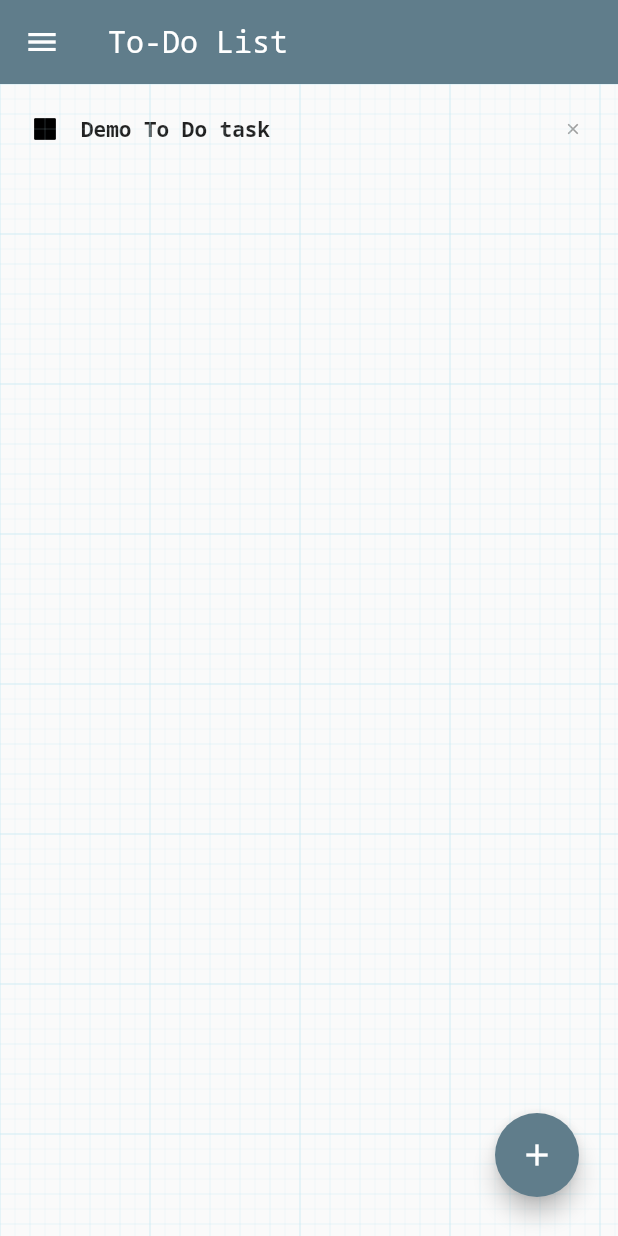
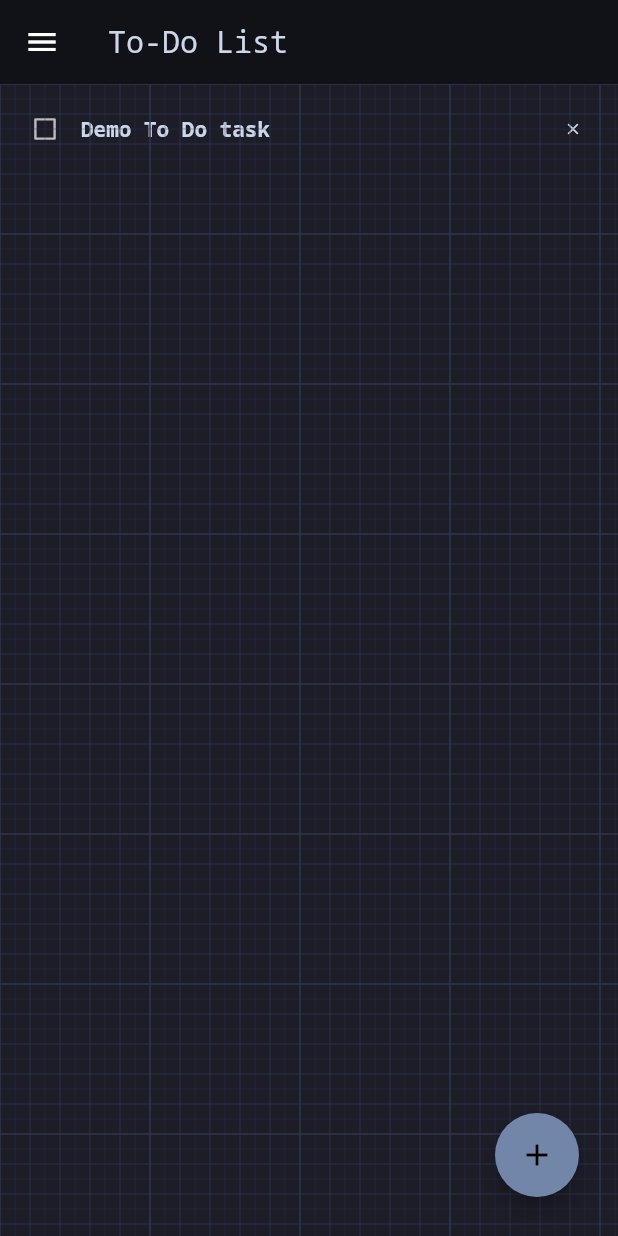
Before and after one commit to someshvk/ToDoFlutterApp, a Flutter app: the screen it shows after launch, on a phone screen of 412 x 824 dp. Run offline on Flutter 3.47's test engine with Material 2 defaults, Android fonts, the phone set to English and light mode, and no system bars; our stand-ins replace google_fonts, hive_flutter, lite_rolling_switch; accounts and stored records are empty.

Commit message:
updates to the app

```diff
--- a/lib/Pages/home_page.dart
+++ b/lib/Pages/home_page.dart
@@ -6,7 +6,6 @@ import 'package:flutter/material.dart';
 import 'package:hive_flutter/hive_flutter.dart';
 
 class HomePage extends StatefulWidget {
-
   const HomePage({super.key});
 
   @override
@@ -14,7 +13,6 @@ class HomePage extends StatefulWidget {
 }
 
 class _HomePageState extends State<HomePage> {
-
   // refernce the hive box
   final _todoBox = Hive.box('todoBox');
 
@@ -25,18 +23,18 @@ class _HomePageState extends State<HomePage> {
   @override
   void initState() {
     // if the app is opened first time, then
-    if(_todoBox.get('TODOLIST') == null){
+    if (_todoBox.get('TODOLIST') == null) {
       db.createInitialData();
-    }
-    else{ // if data is already there
+    } else {
+      // if data is already there
       db.loadData();
     }
     super.initState();
   }
 
   // add task action in dialog box
-  void addTask(){
-    setState((){
+  void addTask() {
+    setState(() {
       db.todoList.add([_controller.text, false]);
       _controller.clear();
     });
@@ -45,8 +43,10 @@ class _HomePageState extends State<HomePage> {
   }
 
   // create a new task
-  void createTask(){
-    showDialog(context: context, builder: (context){
+  void createTask() {
+    showDialog(
+        context: context,
+        builder: (context) {
           return DialogBox(
             controller: _controller,
             onAdd: addTask,
@@ -74,11 +74,16 @@ class _HomePageState extends State<HomePage> {
   @override
   Widget build(BuildContext context) {
     return Scaffold(
+        backgroundColor: Theme.of(context).colorScheme.background,
         appBar: AppBar(
-          title: const Text("To-Do List"),
+          backgroundColor: const Color.fromARGB(255, 17, 17, 24),
+          title: Text(
+            "To-Do List",
+            style: TextStyle(color: Theme.of(context).colorScheme.tertiary)),
           elevation: 0,
         ),
         body: GridPaper(
+          color: Theme.of(context).colorScheme.primary,
           child: SizedBox(
               width: double.infinity,
               height: double.infinity,
@@ -91,11 +96,6 @@ class _HomePageState extends State<HomePage> {
                         onChanged: (value) => checkBoxChanged(value, index),
                         deleteTask: (context) => deleteTodoTask(index));
                   })
-              // child: Center(
-              //     child: Text(
-              //       'Add your tasks here',
-              //       style: TextStyle(fontWeight: FontWeight.bold, fontSize: 16),
-              // ))
               ),
         ),
         floatingActionButton: Padding(
@@ -107,11 +107,14 @@ class _HomePageState extends State<HomePage> {
           ),
         ),
         drawer: Drawer(
+          backgroundColor: Theme.of(context).colorScheme.background,
           width: MediaQuery.of(context).size.width * 0.7,
           child: ListView(
             padding: EdgeInsets.zero,
             children: [
               ListTile(
+                iconColor: Theme.of(context).colorScheme.tertiary,
+                textColor: Theme.of(context).colorScheme.tertiary,
                 leading: const Icon(
                   Icons.home,
                 ),
@@ -121,6 +124,8 @@ class _HomePageState extends State<HomePage> {
                 },
               ),
               ListTile(
+                iconColor: Theme.of(context).colorScheme.tertiary,
+                textColor: Theme.of(context).colorScheme.tertiary,
                 leading: const Icon(
                   Icons.settings,
                 ),
--- a/lib/Pages/todo_tile.dart
+++ b/lib/Pages/todo_tile.dart
@@ -6,6 +6,7 @@ class ToDoTile extends StatelessWidget {
   final bool taskCompleted;
   Function(bool?)? onChanged;
   Function(BuildContext)? deleteTask;
+  // ignore: prefer_typing_uninitialized_variables
 
   ToDoTile(
       {super.key,
@@ -37,13 +38,19 @@ class ToDoTile extends StatelessWidget {
             Transform.scale(
                 scale: 0.8,
                 child: Checkbox(
-                    value: taskCompleted,
-                    onChanged: onChanged,
-                    fillColor: MaterialStateProperty.resolveWith(getColor))),
+                  value: taskCompleted,
+                  onChanged: onChanged,
+                  checkColor: Theme.of(context).colorScheme.tertiary,
+                  activeColor: Colors.black,
+                  //fillColor: MaterialStateProperty.resolveWith(getColor)
+                )),
             Expanded(
                 child: Text(
               taskName,
               style: TextStyle(
+                color: taskCompleted
+                  ? Theme.of(context).colorScheme.secondary
+                  : Theme.of(context).colorScheme.tertiary,
                 fontWeight: FontWeight.bold,
                 decoration: taskCompleted
                     ? TextDecoration.lineThrough
@@ -53,7 +60,7 @@ class ToDoTile extends StatelessWidget {
             Transform.scale(
               scale: 0.5,
               child: IconButton(
-                color: Colors.grey,
+                color: Theme.of(context).colorScheme.tertiary,
                 onPressed: () => deleteTask!(context),
                 icon: const Icon(Icons.clear),
               ),
--- a/lib/main.dart
+++ b/lib/main.dart
@@ -1,9 +1,9 @@
 import 'package:flutter/material.dart';
+import 'package:flutter_application/themes/dark_theme.dart';
 import 'package:flutter_application/utils/routes.dart';
 import 'package:hive_flutter/hive_flutter.dart';
 import 'Pages/home_page.dart';
 import 'Pages/settings_page.dart';
-import 'package:google_fonts/google_fonts.dart';
 
 void main() async {
 
@@ -23,18 +23,12 @@ class MyApp extends StatelessWidget {
   @override
   Widget build(BuildContext context) {
     return MaterialApp(
-      themeMode: ThemeMode.light,
-      theme: ThemeData(
-        fontFamily: GoogleFonts.notoSansMono().fontFamily,
-        primarySwatch: Colors.blueGrey
-      ),
-      darkTheme: ThemeData(
-        brightness: Brightness.dark
-      ),
+      themeMode: ThemeMode.dark,
+      darkTheme: darkTheme,
       initialRoute: '/home',
       routes: {
-        '/' : (context) => HomePage(),
-        MyRoutes.homeRoute : (context) => HomePage(),
+        '/' : (context) => const HomePage(),
+        MyRoutes.homeRoute : (context) => const HomePage(),
         MyRoutes.settingRoute : (context) => const SettingsPage()
       }
     );
--- /dev/null
+++ b/lib/themes/dark_theme.dart
@@ -0,0 +1,13 @@
+import 'package:flutter/material.dart';
+import 'package:google_fonts/google_fonts.dart';
+
+ThemeData darkTheme = ThemeData(
+  brightness: Brightness.dark,
+  fontFamily: GoogleFonts.notoSansMono().fontFamily,
+  colorScheme: const ColorScheme.dark(
+    background: Color.fromRGBO(29, 29, 40, 1),
+    primary: Color.fromRGBO(46, 53, 78, 1),
+    secondary: Color.fromRGBO(114, 134, 169, 1),
+    tertiary: Color.fromRGBO(204, 215, 234, 1)
+  ),
+);
--- a/lib/utils/my_buttons.dart
+++ b/lib/utils/my_buttons.dart
@@ -10,7 +10,7 @@ class MyButtons extends StatelessWidget {
   Widget build(BuildContext context) {
     return MaterialButton(
       onPressed: onPressed,
-      color: Theme.of(context).primaryColor,
+      color: Theme.of(context).colorScheme.secondary,
       child: Text(buttonName)
     );
   }
--- a/pubspec.yaml
+++ b/pubspec.yaml
@@ -33,6 +33,7 @@ dependencies:
   google_fonts: ^5.0.0
   hive: ^2.2.3
   hive_flutter: ^1.1.0
+  lite_rolling_switch: ^1.0.1
 
 
   # The following adds the Cupertino Icons font to your application.
```
Also changed, not shown: lib/Pages/dialog_box.dart (+16 -6 lines), lib/Pages/settings_page.dart (+42 -2 lines), pubspec.lock. Lines whose indentation alone changed are shown as unchanged.
